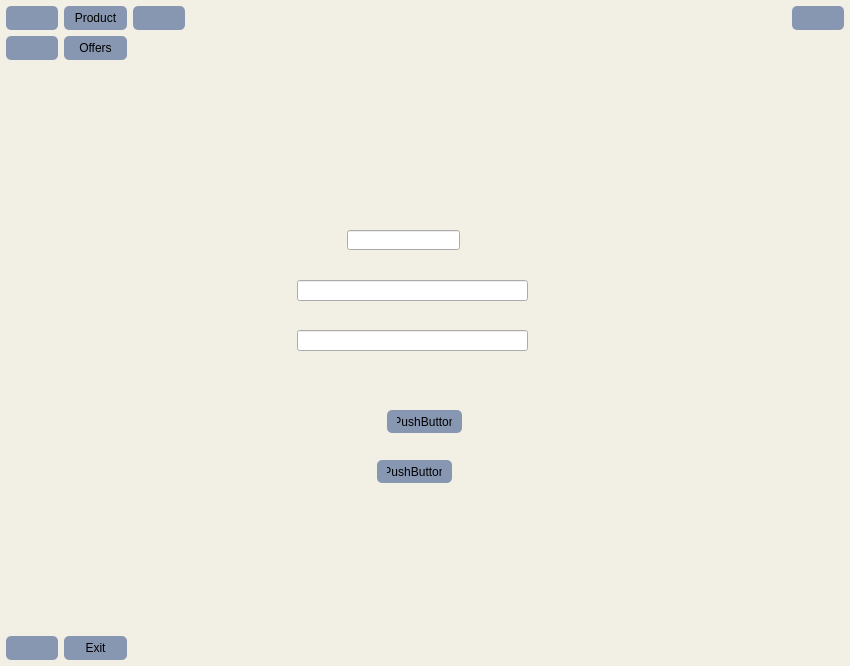
Before: the Qt Designer form crmapp.ui in tr1plejj/crm-v1-app, drawn with Qt 5.
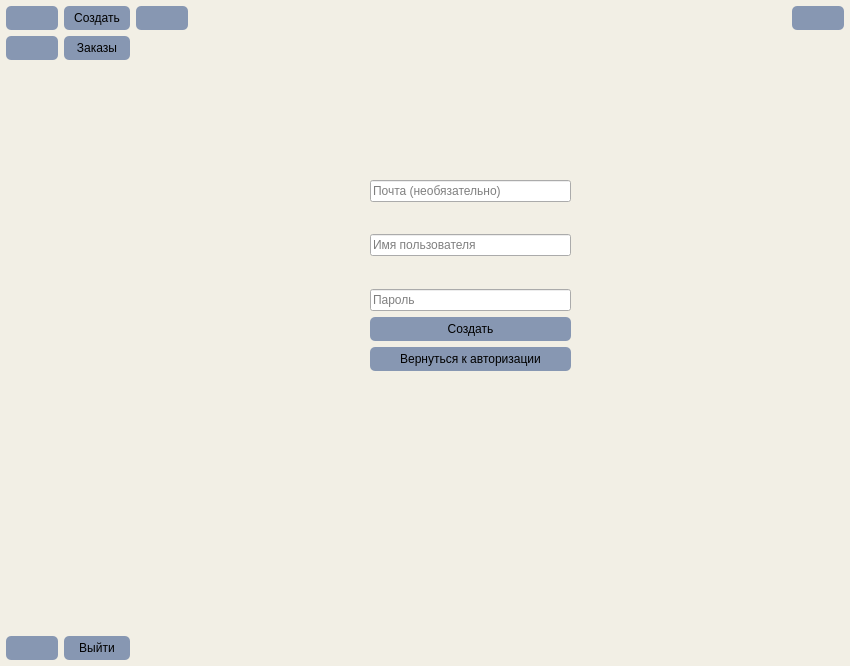
After: the same form once the commit is applied. The open tabs and pages were chosen to show the change. Icons and pictures are not drawn.

Diff of the .ui file:
```diff
--- a/crmapp.ui
+++ b/crmapp.ui
@@ -34,7 +34,10 @@
 	border: none;
 	background-color: rgb(93, 112, 127);
 }
-</string>
+QTextBrowser {
+	background-color: transparent;
+	border: none;
+}</string>
   </property>
   <widget class="QWidget" name="centralwidget">
    <property name="styleSheet">
@@ -218,7 +221,7 @@
             <enum>Qt::NoContextMenu</enum>
            </property>
            <property name="text">
-            <string>Product</string>
+            <string>Создать</string>
            </property>
            <property name="icon">
             <iconset>
@@ -249,7 +252,7 @@
             <enum>Qt::StrongFocus</enum>
            </property>
            <property name="text">
-            <string>Offers</string>
+            <string>Заказы</string>
            </property>
            <property name="icon">
             <iconset resource="icons/resource.qrc">
@@ -291,7 +294,7 @@
        <item>
         <widget class="QPushButton" name="exit_btn2">
          <property name="text">
-          <string>Exit</string>
+          <string>Выйти</string>
          </property>
          <property name="icon">
           <iconset resource="icons/resource.qrc">
@@ -508,61 +511,82 @@
           </widget>
          </widget>
          <widget class="QWidget" name="register_page">
-          <widget class="QLineEdit" name="username_register">
+          <widget class="QWidget" name="">
            <property name="geometry">
             <rect>
-             <x>170</x>
-             <y>250</y>
-             <width>231</width>
-             <height>21</height>
+             <x>240</x>
+             <y>150</y>
+             <width>201</width>
+             <height>191</height>
             </rect>
            </property>
-          </widget>
-          <widget class="QLineEdit" name="password_register">
-           <property name="geometry">
-            <rect>
-             <x>170</x>
-             <y>300</y>
-             <width>231</width>
-             <height>21</height>
-            </rect>
-           </property>
-          </widget>
-          <widget class="QPushButton" name="create_user_btn">
-           <property name="geometry">
-            <rect>
-             <x>260</x>
-             <y>380</y>
-             <width>75</width>
-             <height>23</height>
-            </rect>
-           </property>
-           <property name="text">
-            <string>PushButton</string>
-           </property>
-          </widget>
-          <widget class="QPushButton" name="switch_login_btn">
-           <property name="geometry">
-            <rect>
-             <x>250</x>
-             <y>430</y>
-             <width>75</width>
-             <height>23</height>
-            </rect>
-           </property>
-           <property name="text">
-            <string>PushButton</string>
-           </property>
-          </widget>
-          <widget class="QLineEdit" name="email">
-           <property name="geometry">
-            <rect>
-             <x>220</x>
-             <y>200</y>
-             <width>113</width>
-             <height>20</height>
-            </rect>
-           </property>
+           <layout class="QVBoxLayout" name="verticalLayout_11">
+            <item>
+             <layout class="QVBoxLayout" name="verticalLayout_10">
+              <item>
+               <widget class="QLineEdit" name="email">
+                <property name="placeholderText">
+                 <string>Почта (необязательно)</string>
+                </property>
+               </widget>
+              </item>
+              <item>
+               <spacer name="verticalSpacer_5">
+                <property name="orientation">
+                 <enum>Qt::Vertical</enum>
+                </property>
+                <property name="sizeHint" stdset="0">
+                 <size>
+                  <width>20</width>
+                  <height>40</height>
+                 </size>
+                </property>
+               </spacer>
+              </item>
+              <item>
+               <widget class="QLineEdit" name="username_register">
+                <property name="placeholderText">
+                 <string>Имя пользователя</string>
+                </property>
+               </widget>
+              </item>
+              <item>
+               <spacer name="verticalSpacer_6">
+                <property name="orientation">
+                 <enum>Qt::Vertical</enum>
+                </property>
+                <property name="sizeHint" stdset="0">
+                 <size>
+                  <width>20</width>
+                  <height>40</height>
+                 </size>
+                </property>
+               </spacer>
+              </item>
+              <item>
+               <widget class="QLineEdit" name="password_register">
+                <property name="placeholderText">
+                 <string>Пароль</string>
+                </property>
+               </widget>
+              </item>
+             </layout>
+            </item>
+            <item>
+             <widget class="QPushButton" name="create_user_btn">
+              <property name="text">
+               <string>Создать</string>
+              </property>
+             </widget>
+            </item>
+            <item>
+             <widget class="QPushButton" name="switch_login_btn">
+              <property name="text">
+               <string>Вернуться к авторизации</string>
+              </property>
+             </widget>
+            </item>
+           </layout>
           </widget>
          </widget>
          <widget class="QWidget" name="user_page">
```
Left out of the diff: 292 changed lines with no effect on the pictures.
